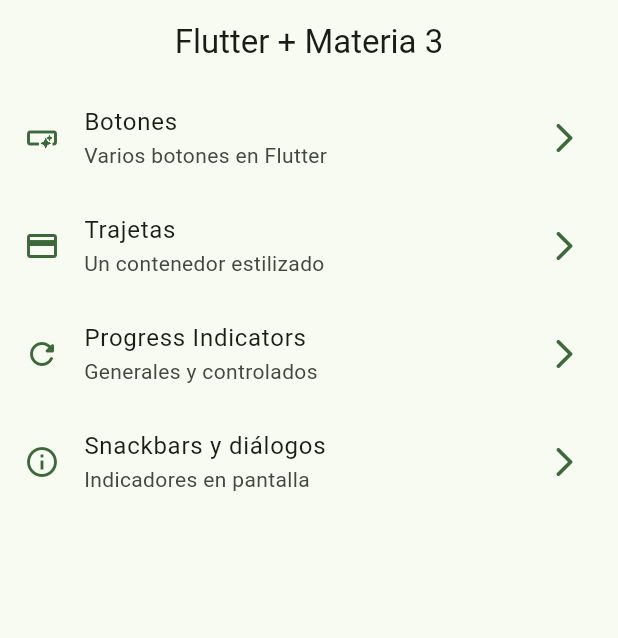
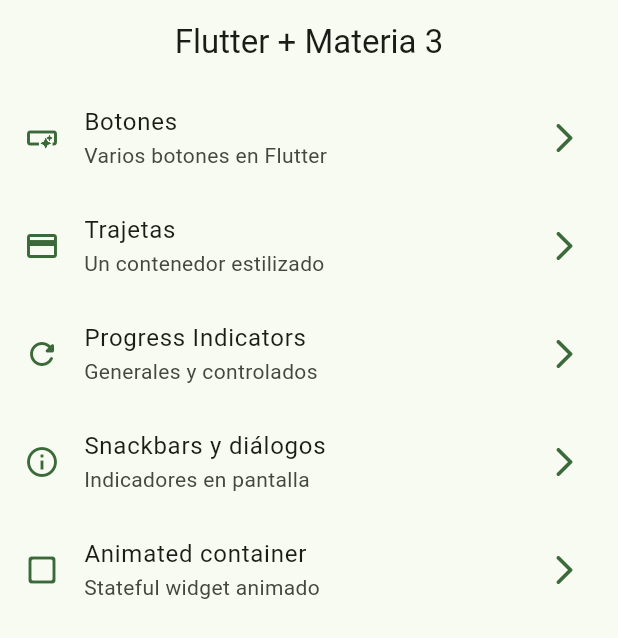
Before and after one commit to TonyNina/widgets_app, a Flutter app: the screen it shows after launch, on a phone screen of 412 x 824 dp. Shown: the top 638 px of the screen. Run offline on Flutter 3.47's test engine with Material 2 defaults, Android fonts, the phone set to English and light mode, and no system bars; our stand-ins replace go_router.

Commit message:
Animadted Container Finished

```diff
--- a/lib/config/menu/menu_items.dart
+++ b/lib/config/menu/menu_items.dart
@@ -34,4 +34,9 @@ const appMenuItems = <MenuItem>[
       subTitle: 'Indicadores en pantalla',
       link: '/snackbars',
       icon: Icons.info_outline),
+  MenuItem(
+      title: 'Animated container',
+      subTitle: 'Stateful widget animado',
+      link: '/animated',
+      icon: Icons.check_box_outline_blank_rounded),
 ];
--- a/lib/config/router/app_router.dart
+++ b/lib/config/router/app_router.dart
@@ -38,5 +38,11 @@ final appRouter = GoRouter(
       builder: (context, state) => const SnackbarScreen(),
     ),
 
+    GoRoute(
+      path: '/animated',
+      name: AnimatedScreen.name,
+      builder: (context, state) => const AnimatedScreen(),
+    ),
+
   ],
 );
```
Also changed, not shown: lib/presentation/screens/animated/animated_screen.dart (+59 -2 lines).
